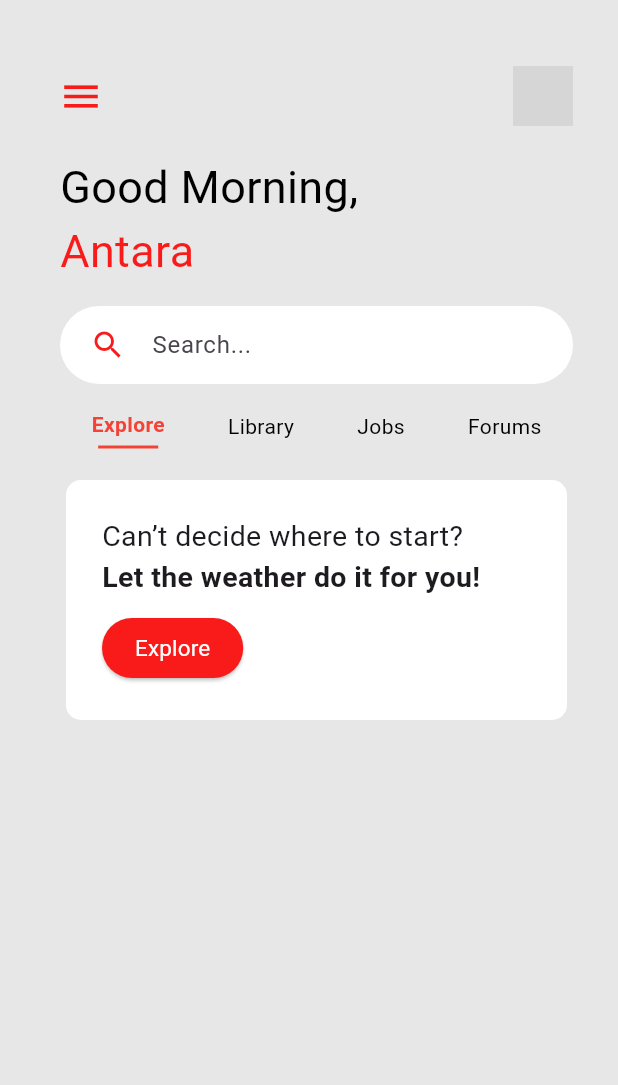
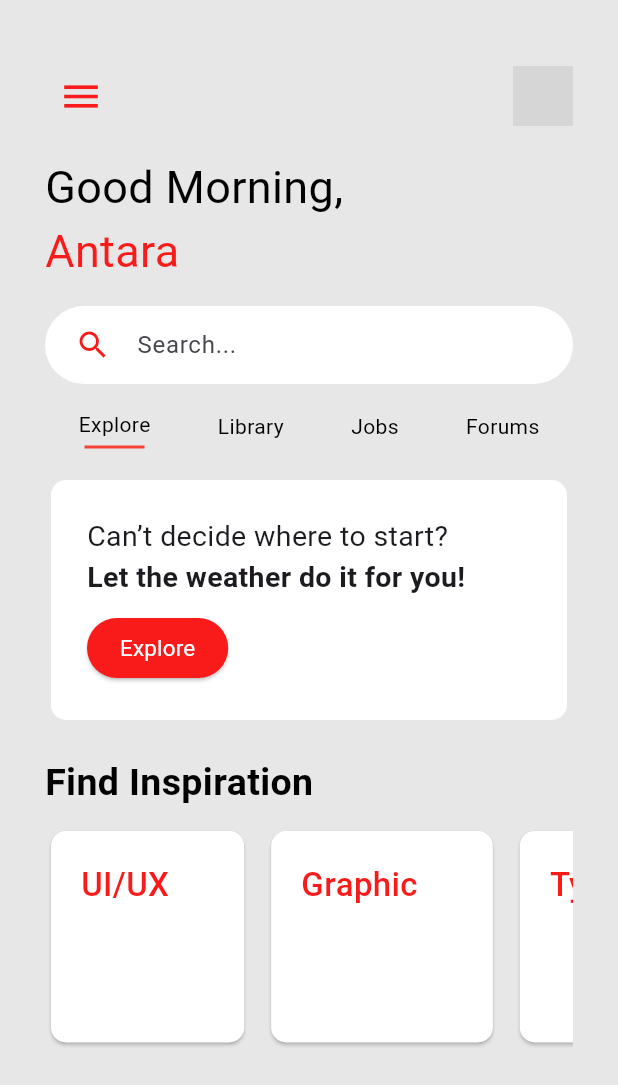
Before and after one commit to Antara-Paul04/Twitter-Clone, a Flutter app: the Homepage screen opened directly, on a phone screen of 412 x 824 dp. Shown: the top 1085 px of the screen. Run offline on Flutter 3.47's test engine with Material 3 defaults, Android fonts, the phone set to English and light mode, and no system bars; network calls fail; grey boxes are pictures that could not be loaded.

Commit message:
find inspiration section added

```diff
--- a/twitter_clone/lib/pages/homepage.dart
+++ b/twitter_clone/lib/pages/homepage.dart
@@ -1,8 +1,8 @@
 import 'package:flutter/material.dart';
 import 'package:twitter_clone/pages/profilepage.dart';
+import 'package:twitter_clone/widgets/inspo.dart';
 import 'package:twitter_clone/widgets/navbar.dart';
 import 'package:twitter_clone/widgets/weather.dart';
-import 'package:twitter_clone/widgets/navbar.dart';
 
 class Homepage extends StatefulWidget {
   @override
@@ -11,6 +11,17 @@ class Homepage extends StatefulWidget {
 
 class _HomepageState extends State<Homepage> {
   bool isDrawerOpened = false;
+
+  // Array of inspiration categories
+  List<String> inspirationCategories = [
+    'UI/UX',
+    'Graphic',
+    'Typography',
+    'Web',
+    'Social Media',
+    'Branding',
+    'Illustration',
+  ];
 
   @override
   Widget build(BuildContext context) {
@@ -22,8 +33,6 @@ class _HomepageState extends State<Homepage> {
       ),
       body: Padding(
         padding: const EdgeInsets.all(30.0),
-        child: Align(
-          alignment: Alignment.centerLeft,
         child: Column(
           crossAxisAlignment: CrossAxisAlignment.start,
           children: [
@@ -58,12 +67,7 @@ class _HomepageState extends State<Homepage> {
                 ),
               ],
             ),
-              SizedBox(height: 15,),
-              Padding(
-                padding: const EdgeInsets.only(left: 10.0),
-                child: Column(
-                  crossAxisAlignment: CrossAxisAlignment.start,
-                  children: [
+            SizedBox(height: 15),
             Text(
               'Good Morning,',
               style: TextStyle(color: Colors.black, fontSize: 30, fontWeight: FontWeight.w400),
@@ -99,12 +103,28 @@ class _HomepageState extends State<Homepage> {
             CustomNavBar(),
             SizedBox(height: 5),
             Weather(),
+            SizedBox(height: 20),
+            Text('Find Inspiration', style: TextStyle(fontSize: 25, fontWeight: FontWeight.w600, color: Colors.black)),
+            SizedBox(height: 10),
+            SingleChildScrollView(
+              scrollDirection: Axis.horizontal,
+              child: Row(
+                children: [
+                  for (String category in inspirationCategories)
+                    Padding(
+                      padding: EdgeInsets.only(right: 10),
+                      child: Column(
+                        children: [
+                          InspoWidget(category: category),
+                          SizedBox(height: 10),
                         ],
                       ),
                     ),
                 ],
               ),
             ),
+          ],
+        ),
       ),
     );
   }
--- /dev/null
+++ b/twitter_clone/lib/widgets/inspo.dart
@@ -0,0 +1,38 @@
+import 'package:flutter/material.dart';
+
+class InspoWidget extends StatelessWidget {
+  final String category;
+
+  const InspoWidget({Key? key, required this.category}) : super(key: key);
+
+  @override
+  Widget build(BuildContext context) {
+    return GestureDetector(
+      onTap: () {
+        print('Button tapped for category: $category');
+      },
+      child: Card(
+        color: Colors.white,
+        shape: RoundedRectangleBorder(
+          borderRadius: BorderRadius.circular(10.0),
+        ),
+        child: Padding(
+          padding: const EdgeInsets.fromLTRB(20, 20, 50, 90),
+          child: Column(
+            crossAxisAlignment: CrossAxisAlignment.start,
+            children: [
+              Text(
+                category,
+                style: TextStyle(
+                  fontSize: 22.0,
+                  fontWeight: FontWeight.w500,
+                  color: Color(0xFFF91A1A),
+                ),
+              ),
+            ],
+          ),
+        ),
+      ),
+    );
+  }
+}
--- a/twitter_clone/lib/widgets/navbar.dart
+++ b/twitter_clone/lib/widgets/navbar.dart
@@ -39,8 +39,8 @@ class _CustomNavBarState extends State<CustomNavBar> {
           Text(
             title,
             style: TextStyle(
-              color: _selectedIndex == index ? Colors.red : Colors.black,
-              fontWeight: _selectedIndex == index ? FontWeight.bold : FontWeight.normal,
+              color: Colors.black,
+              fontWeight: FontWeight.w400,
             ),
           ),
           SizedBox(height: 4.0),
```
Lines whose indentation alone changed are shown as unchanged.
